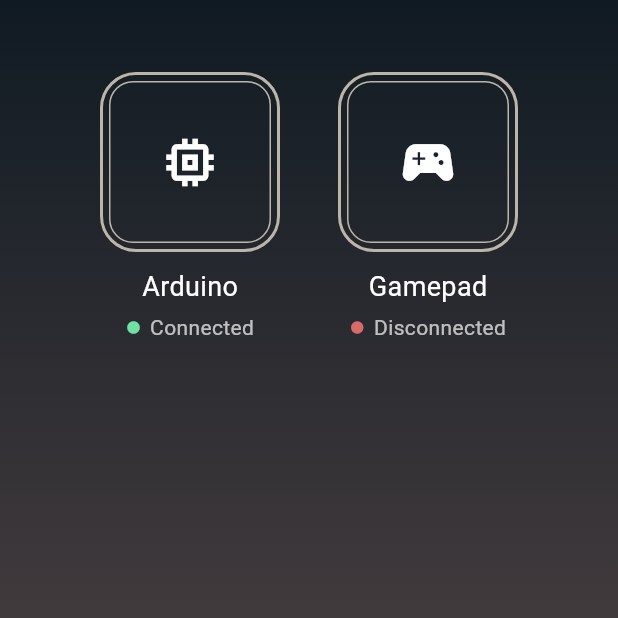
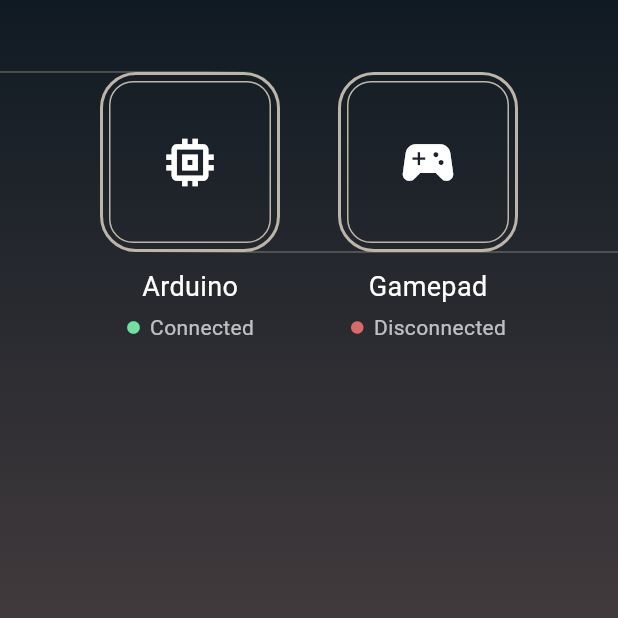
Before and after one commit to sonacbi/music_app, a Flutter app: the screen it shows after launch, after a tap on the "memory" icon, on a phone screen of 412 x 824 dp, the top half of it. Run offline on Flutter 3.47's test engine with Material 3 defaults, Android fonts, the phone set to English and light mode, and no system bars.

Commit message:
ui : bt 페어링 버튼 애니메이션 추가

```diff
--- a/lib/screens/control_screen.dart
+++ b/lib/screens/control_screen.dart
@@ -4,6 +4,7 @@
 import '../widgets/debug_panel.dart';
 import '../widgets/device_card.dart';
 import '../widgets/transport_panel.dart';
+import '../widgets/beam_overlay.dart';
 
 class ControlScreen extends StatefulWidget {
   const ControlScreen({super.key});
@@ -12,23 +13,71 @@
   State<ControlScreen> createState() => _ControlScreenState();
 }
 
-class _ControlScreenState extends State<ControlScreen> {
+class _ControlScreenState extends State<ControlScreen>
+    with SingleTickerProviderStateMixin {
   bool debugMode = false;
+
+  final GlobalKey arduinoButtonKey = GlobalKey();
+  final GlobalKey gamepadButtonKey = GlobalKey();
+
+  late AnimationController beamController;
+
+  Offset? beamTopRight;
+  Offset? beamBottomLeft;
+
+  @override
+  void initState() {
+    super.initState();
+
+    beamController = AnimationController(
+      vsync: this,
+      duration: const Duration(seconds: 3), // 충분히 길게
+    );
+  }
+
+  Future<void> triggerBeam(GlobalKey targetKey) async {
+    if (beamController.isAnimating) {
+      beamController.stop();
+    }
+
+    final box = targetKey.currentContext!.findRenderObject() as RenderBox;
+
+    final pos = box.localToGlobal(Offset.zero);
+    final size = box.size;
+
+    beamTopRight = Offset(pos.dx + size.width, pos.dy);
+    beamBottomLeft = Offset(pos.dx, pos.dy + size.height);
+
+    setState(() {});
+
+    beamController
+      ..reset()
+      ..forward();
+  }
+
+  @override
+  void dispose() {
+    beamController.dispose();
+    super.dispose();
+  }
 
   @override
   Widget build(BuildContext context) {
     return Scaffold(
-      body: Container(
+      body: Stack(
+        children: [
+          Container(
             decoration: const BoxDecoration(
               gradient: LinearGradient(
                 begin: Alignment.topCenter,
                 end: Alignment.bottomCenter,
                 colors: [
                   AppColors.backgroundTop,
-              AppColors.backgroundBottom,
+                  AppColors.backgroundBottom
                 ],
               ),
             ),
+
             child: SafeArea(
               child: Padding(
                 padding: const EdgeInsets.all(28),
@@ -37,28 +86,27 @@
                     const SizedBox(height: 20),
 
                     Row(
-                  mainAxisAlignment:
-                      MainAxisAlignment.spaceEvenly,
+                      mainAxisAlignment: MainAxisAlignment.spaceEvenly,
                       children: [
                         DeviceCard(
+                          buttonKey: arduinoButtonKey,
                           icon: Icons.memory,
                           title: "Arduino",
                           connected: true,
-                      onTap: () {},
+                          onTap: () => triggerBeam(arduinoButtonKey),
                         ),
                         DeviceCard(
+                          buttonKey: gamepadButtonKey,
                           icon: Icons.sports_esports,
                           title: "Gamepad",
                           connected: false,
-                      onTap: () {},
+                          onTap: () => triggerBeam(gamepadButtonKey),
                         ),
                       ],
                     ),
 
                     const Spacer(),
-
                     const TransportPanel(),
-
                     const Spacer(),
 
                     SwitchListTile(
@@ -68,9 +116,7 @@
                       ),
                       value: debugMode,
                       onChanged: (value) {
-                    setState(() {
-                      debugMode = value;
-                    });
+                        setState(() => debugMode = value);
                       },
                     ),
 
@@ -78,23 +124,15 @@
                       Expanded(
                         flex: 2,
                         child: Row(
-                      children: [
+                          children: const [
                             DebugPanel(
                               title: "Arduino TX",
-                          logs: const [
-                            "NOTE:C4",
-                            "NOTE:E4",
-                            "NOTE:G4",
-                          ],
+                              logs: ["NOTE:C4", "NOTE:E4", "NOTE:G4"],
                             ),
-                        const SizedBox(width: 20),
+                            SizedBox(width: 20),
                             DebugPanel(
                               title: "Gamepad RX",
-                          logs: const [
-                            "BTN_A",
-                            "BTN_B",
-                            "BTN_X",
-                          ],
+                              logs: ["BTN_A", "BTN_B", "BTN_X"],
                             ),
                           ],
                         ),
@@ -104,6 +142,37 @@
               ),
             ),
           ),
+
+          // repaint 폭주 방지용 AnimatedBuilder 단독 사용
+          AnimatedBuilder(
+            animation: beamController,
+            builder: (_, __) {
+              if (beamTopRight == null || beamBottomLeft == null) {
+                return const SizedBox.shrink();
+              }
+
+              final t = beamController.value;
+
+              final progress = Curves.easeOut.transform(
+                (t / 0.15).clamp(0.0, 1.0),
+              );
+
+              final fade = t <= 0.15
+                  ? 0.0
+                  : Curves.easeOutQuart.transform(
+                      ((t - 0.15) / 0.85).clamp(0.0, 1.0),
+                    );
+
+              return BeamOverlay(
+                topRightTarget: beamTopRight,
+                bottomLeftTarget: beamBottomLeft,
+                progress: progress,
+                fade: fade,
+              );
+            },
+          ),
+        ],
+      ),
     );
   }
 }
--- /dev/null
+++ b/lib/widgets/beam_overlay.dart
@@ -0,0 +1,127 @@
+import 'dart:ui';
+import 'package:flutter/material.dart';
+import '../theme/app_colors.dart';
+
+class BeamOverlay extends StatelessWidget {
+  final Offset? topRightTarget;
+  final Offset? bottomLeftTarget;
+  final double progress;
+  final double fade;
+
+  const BeamOverlay({
+    super.key,
+    required this.topRightTarget,
+    required this.bottomLeftTarget,
+    required this.progress,
+    required this.fade,
+  });
+
+  @override
+  Widget build(BuildContext context) {
+    if (topRightTarget == null || bottomLeftTarget == null) {
+      return const SizedBox.shrink();
+    }
+
+    return IgnorePointer(
+      child: CustomPaint(
+        size: Size.infinite,
+        painter: BeamPainter(
+          topRightTarget!,
+          bottomLeftTarget!,
+          progress,
+          fade,
+        ),
+      ),
+    );
+  }
+}
+
+class BeamPainter extends CustomPainter {
+  final Offset topRight;
+  final Offset bottomLeft;
+  final double progress;
+  final double fade;
+
+  BeamPainter(
+    this.topRight,
+    this.bottomLeft,
+    this.progress,
+    this.fade,
+  );
+
+  @override
+  void paint(Canvas canvas, Size size) {
+    final leftStart = Offset(0, topRight.dy);
+    final rightStart = Offset(size.width, bottomLeft.dy);
+
+    final currentLeft =
+        Offset.lerp(leftStart, topRight, progress)!;
+
+    final currentRight =
+        Offset.lerp(rightStart, bottomLeft, progress)!;
+
+    if (progress <= 0) return;
+
+    /// 🔥 핵심: 전체 잔상 opacity (5~8초 서서히 감소)
+    final globalOpacity = (1.0 - fade).clamp(0.0, 1.0);
+
+    /// 꼬리 효과 (빔이 끝쪽으로 갈수록 흐려짐)
+    final tailFade = progress > 0.75
+        ? ((progress - 0.75) / 0.25).clamp(0.0, 1.0)
+        : 0.0;
+
+    //----------------------------------
+    // LEFT BEAM
+    //----------------------------------
+
+    final leftRect = Rect.fromPoints(leftStart, currentLeft);
+
+    final leftPaint = Paint()
+      ..strokeWidth = 4 * globalOpacity   // 🔥 잔상 약해지면 두께도 감소
+      ..strokeCap = StrokeCap.round
+      ..shader = LinearGradient(
+        begin: Alignment.centerLeft,
+        end: Alignment.centerRight,
+        colors: [
+          AppColors.border.withOpacity(globalOpacity),
+          AppColors.border.withOpacity(globalOpacity),
+          AppColors.border.withOpacity(globalOpacity * (1 - tailFade)),
+          Colors.transparent,
+        ],
+        stops: const [0.0, 0.75, 0.92, 1.0],
+      ).createShader(leftRect);
+
+    canvas.drawLine(leftStart, currentLeft, leftPaint);
+
+    //----------------------------------
+    // RIGHT BEAM
+    //----------------------------------
+
+    final rightRect = Rect.fromPoints(currentRight, rightStart);
+
+    final rightPaint = Paint()
+      ..strokeWidth = 4 * globalOpacity
+      ..strokeCap = StrokeCap.round
+      ..shader = LinearGradient(
+        begin: Alignment.centerRight,
+        end: Alignment.centerLeft,
+        colors: [
+          AppColors.border.withOpacity(globalOpacity),
+          AppColors.border.withOpacity(globalOpacity),
+          AppColors.border.withOpacity(globalOpacity * (1 - tailFade)),
+          Colors.transparent,
+        ],
+        stops: const [0.0, 0.75, 0.92, 1.0],
+      ).createShader(rightRect);
+
+    canvas.drawLine(rightStart, currentRight, rightPaint);
+  }
+
+  @override
+  bool shouldRepaint(covariant BeamPainter oldDelegate) {
+    return oldDelegate.progress != progress ||
+        oldDelegate.fade != fade ||
+        oldDelegate.topRight != topRight ||
+        oldDelegate.bottomLeft != bottomLeft;
+  }
+}
--- a/lib/widgets/device_card.dart
+++ b/lib/widgets/device_card.dart
@@ -7,6 +7,7 @@
   final String title;
   final bool connected;
   final VoidCallback onTap;
+  final GlobalKey buttonKey;
 
   const DeviceCard({
     super.key,
@@ -14,6 +15,7 @@
     required this.title,
     required this.connected,
     required this.onTap,
+    required this.buttonKey,
   });
 
   @override
@@ -21,6 +23,7 @@
     return Column(
       children: [
         DoubleBorderButton(
+          key: buttonKey,
           width: 120,
           height: 120,
           onTap: onTap,
@@ -55,7 +58,7 @@
               style: const TextStyle(color: Colors.white70),
             ),
           ],
-        )
+        ),
       ],
     );
   }
```
Lines whose indentation alone changed are shown as unchanged.
